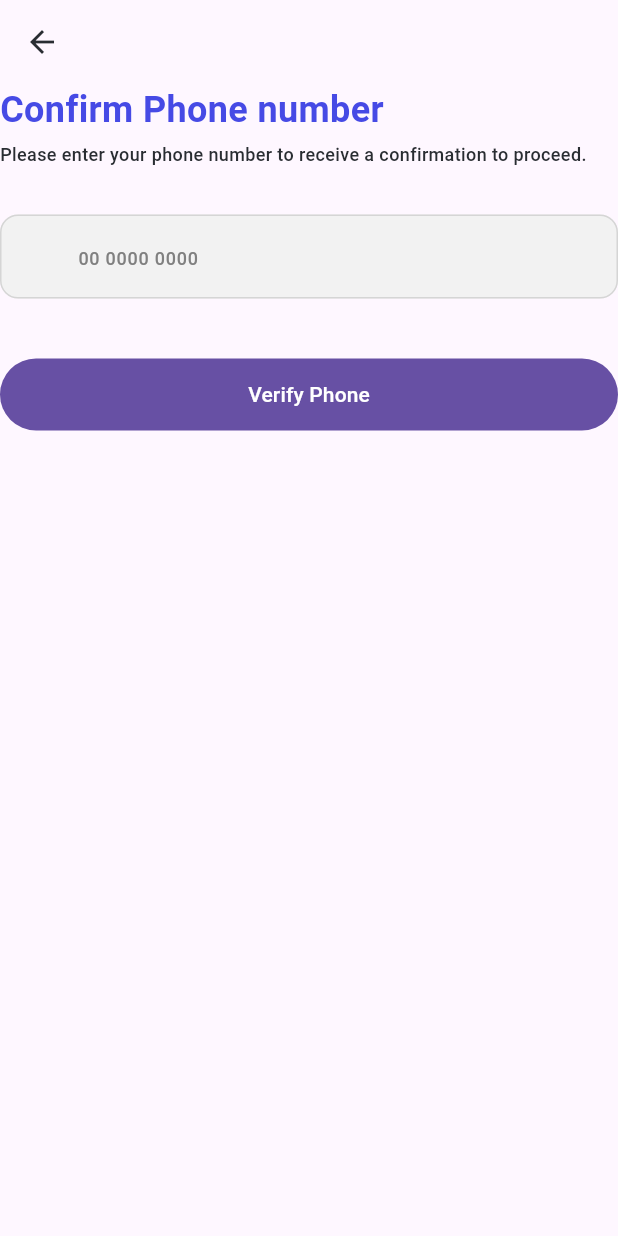
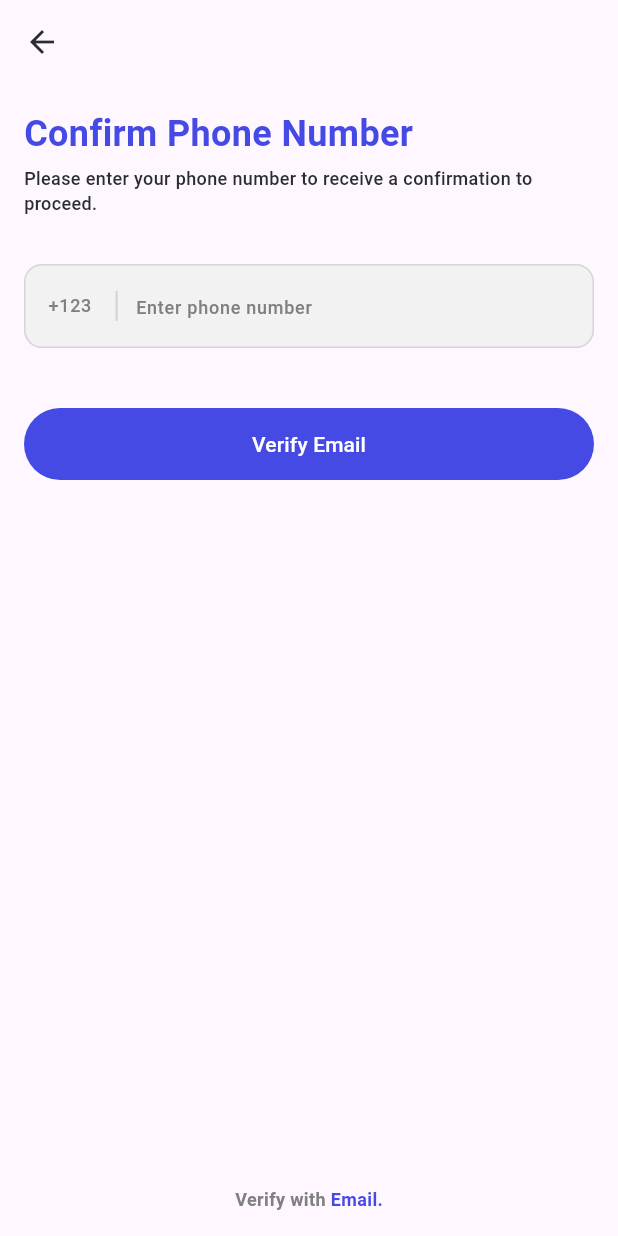
Before and after one commit to Dev-hurl/swift_mart, a Flutter app: the screen it shows after launch, on a phone screen of 412 x 824 dp. Run offline on Flutter 3.47's test engine with Material 3 defaults, Android fonts, the phone set to English and light mode, and no system bars.

Commit message:
Add custom alert dialog and verification screens; update text form field icons

```diff
--- a/lib/core/presentation/widgets/custom_text_form_field.dart
+++ b/lib/core/presentation/widgets/custom_text_form_field.dart
@@ -4,8 +4,8 @@ import 'package:swift_mart/core/theme/app_colors.dart';
 
 class CustomTextFormField extends StatelessWidget {
   final String hinText;
-  final IconData? prefixIcon;
-  final IconData? suffixIcon;
+  final Widget? prefixIcon;
+  final Widget? suffixIcon;
   final bool obscureText;
   final TextEditingController controller;
   final TextInputType keyboardType;
@@ -28,9 +28,9 @@ class CustomTextFormField extends StatelessWidget {
       obscureText: obscureText,
 
       decoration: InputDecoration(
-        prefixIcon: Icon(prefixIcon),
+        prefixIcon: prefixIcon,
         prefixIconColor: AppColors.blue,
-        suffixIcon: Icon(suffixIcon),
+        suffixIcon: suffixIcon,
         suffixIconColor: AppColors.blue,
         hintText: hinText,
         hintStyle: TextStyle(
--- a/lib/core/theme/app_colors.dart
+++ b/lib/core/theme/app_colors.dart
@@ -8,7 +8,7 @@ class AppColors {
   static const Color bgWhiteLight = Color(0xFFFAFAFA);
   static const Color blue = Color(0xFF464AE5);
   static const Color bgGray = Color(0xFFF2F2F2);
-  static const Color bg = Color(0xffD5D5D5);
+  static const Color bgGrayLight = Color(0xffD5D5D5);
 
 
 
--- a/lib/features/registration/sign_in.dart
+++ b/lib/features/registration/sign_in.dart
@@ -77,15 +77,15 @@ class _SignInState extends State<SignIn> {
                               SizedBox(height: 40),
                               //Email textFF
                               CustomTextFormField(
-                                prefixIcon: Icons.email_rounded,
+                                prefixIcon: Icon(Icons.email_rounded),
                                 controller: _emailController,
                                 hinText: 'e.g. Johndoe@gmailcom',
                               ),
                               SizedBox(height: 12),
                               //Password TextFF
                               CustomTextFormField(
-                                prefixIcon: Icons.password_rounded,
-                                suffixIcon: Icons.visibility_off_rounded,
+                                prefixIcon: Icon(Icons.password_rounded),
+                                suffixIcon: Icon(Icons.visibility_off_rounded),
                                 obscureText: true,
                                 controller: _passwordController,
                                 hinText: 'e.g. Enter your Password',
--- a/lib/features/registration/verification/verify_phone.dart
+++ b/lib/features/registration/verification/verify_phone.dart
@@ -1,7 +1,10 @@
+import 'package:flutter/gestures.dart';
 import 'package:flutter/material.dart';
+import 'package:flutter/services.dart';
 import 'package:swift_mart/core/constants/app_fonts.dart';
 import 'package:swift_mart/core/presentation/widgets/custom_text_form_field.dart';
 import 'package:swift_mart/core/theme/app_colors.dart';
+import 'package:swift_mart/features/registration/verification/verify_email.dart';
 
 class VerifyPhone extends StatefulWidget {
   const VerifyPhone({super.key});
@@ -11,11 +14,15 @@ class VerifyPhone extends StatefulWidget {
 }
 
 class _VerifyPhoneState extends State<VerifyPhone> {
-  final TextEditingController _phoneController = TextEditingController();
+  final _phoneController = TextEditingController();
+  final _countryCodeController = TextEditingController(text: '+123');
+  final _mainFocus = FocusNode();
 
   @override
   void dispose() {
     _phoneController.dispose();
+    _countryCodeController.dispose();
+    _mainFocus.dispose();
     super.dispose();
   }
 
@@ -25,23 +32,23 @@ class _VerifyPhoneState extends State<VerifyPhone> {
       appBar: AppBar(
         leading: BackButton(
           color: AppColors.textPrimary,
-          onPressed: () {
-            //
-          },
+          onPressed: () => Navigator.pop(context),
         ),
       ),
-      body: Column(
+      body: Padding(
+        padding: const EdgeInsets.all(16.0),
+        child: Column(
           crossAxisAlignment: CrossAxisAlignment.start,
           children: [
             Text(
-            'Confirm Phone number',
+              'Confirm Phone Number',
               style: TextStyle(
                 fontSize: AppFonts.heading2,
                 fontWeight: AppFonts.bold,
                 color: AppColors.blue,
               ),
             ),
-          SizedBox(height: 4),
+            const SizedBox(height: 4),
             Text(
               'Please enter your phone number to receive a confirmation to proceed.',
               style: TextStyle(
@@ -51,23 +58,128 @@ class _VerifyPhoneState extends State<VerifyPhone> {
               ),
             ),
             SizedBox(height: 32),
-          CustomTextFormField(
+            TextFormField(
               controller: _phoneController,
-            hinText: '00 0000 0000',
+              focusNode: _mainFocus,
+              keyboardType: TextInputType.phone,
+              style: TextStyle(
+                fontSize: AppFonts.body,
+                color: AppColors.textPrimary,
+              ),
+              inputFormatters: [FilteringTextInputFormatter.digitsOnly],
+              decoration: InputDecoration(
+                hintText: 'Enter phone number',
+                hintStyle: TextStyle(
+                  color: AppColors.textSecondary,
+                  fontSize: AppFonts.caption,
+                  fontWeight: AppFonts.medium,
+                ),
+                filled: true,
+                fillColor: AppColors.bgGray,
+                contentPadding: EdgeInsets.symmetric(
+                  vertical: 16,
+                  horizontal: 16,
+                ),
+                prefixIcon: Padding(
+                  padding: EdgeInsets.only(left: 16, right: 8),
+                  child: Row(
+                    mainAxisSize: MainAxisSize.min,
+                    children: [
+                      SizedBox(
+                        width: 45,
+
+                        child: TextField(
+                          controller: _countryCodeController,
+                          keyboardType: TextInputType.phone,
+
+                          style: TextStyle(
+                            fontSize: AppFonts.caption,
+                            fontWeight: AppFonts.medium,
+                            color: AppColors.textSecondary,
+                          ),
+                          decoration: InputDecoration(
+                            border: InputBorder.none,
+                            isDense: true,
+
+                          ),
+
+                          inputFormatters: [
+                            LengthLimitingTextInputFormatter(4),
+                          ],
+                        ),
+                      ),
+                      Container(
+                        height: 20,
+                        width: 1.5,
+                        color: AppColors.bgGrayLight,
+
+                      ),
+                    ],
+                  ),
+                ),
+                enabledBorder: OutlineInputBorder(
+                  borderRadius: BorderRadius.circular(12),
+                  borderSide: BorderSide(
+                    color: AppColors.textTertiary,
+
+                  ),
+                ),
+                focusedBorder: OutlineInputBorder(
+                  borderRadius: BorderRadius.circular(12),
+                  borderSide: BorderSide(
+                    color: AppColors.blue,
+                  ),
+                ),
+              ),
             ),
             SizedBox(height: 40),
             SizedBox(
               width: double.infinity,
               height: 48,
               child: FilledButton(
+                style: FilledButton.styleFrom(
+                  backgroundColor: AppColors.blue,
+                ),
                 onPressed: () {
                   //
                 },
-              child: Text('Verify Phone'),
+                child: Text('Verify Email'),
+              ),
+            ),
+            Spacer(),
+            Align(
+              alignment: Alignment.center,
+              child: Text.rich(
+                TextSpan(
+                  text: 'Verify with',
+                  style: TextStyle(
+                    fontSize: AppFonts.caption,
+                    fontWeight: AppFonts.semibold,
+                    color: AppColors.textSecondary,
+                  ),
+                  children: [
+                    TextSpan(
+                      text: ' Email.',
+                      style: TextStyle(
+                        fontSize: AppFonts.caption,
+                        fontWeight: AppFonts.semibold,
+                        color: AppColors.blue,
+                      ),
+                      recognizer: TapGestureRecognizer()
+                        ..onTap = () {
+                          Navigator.push(
+                            context,
+                            MaterialPageRoute(builder: (context) => VerifyEmail()),
+                          );
+                        },
+                    ),
+                  ],
+                ),
               ),
             ),
           ],
         ),
+      ),
     );
   }
 }
--- a/lib/main.dart
+++ b/lib/main.dart
@@ -1,4 +1,5 @@
 import 'package:flutter/material.dart';
+import 'package:swift_mart/features/registration/verification/verification_screen.dart';
 import 'package:swift_mart/features/registration/verification/verify_phone.dart';
 
 void main() {
```
Also changed, not shown: lib/core/presentation/widgets/custom_alert_dialog.dart (added, +37 -0 lines), lib/features/registration/verification/verification_screen.dart (added, +171 -0 lines), lib/features/registration/verification/verify_email.dart (added, +113 -0 lines). Lines whose indentation alone changed are shown as unchanged.
